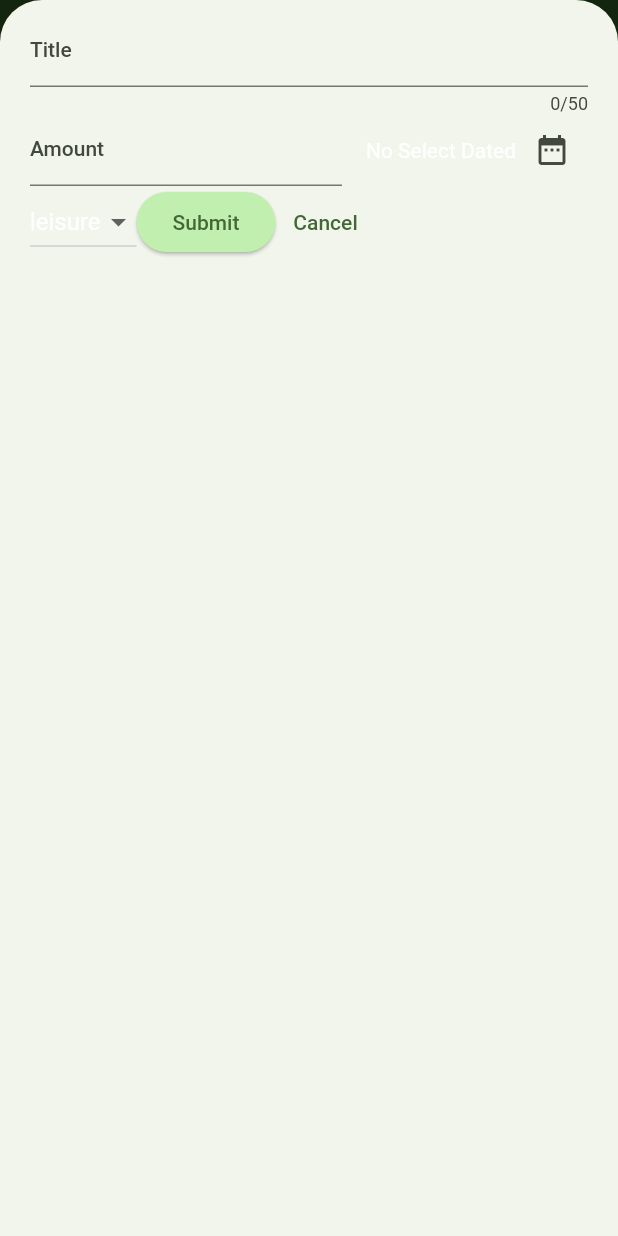
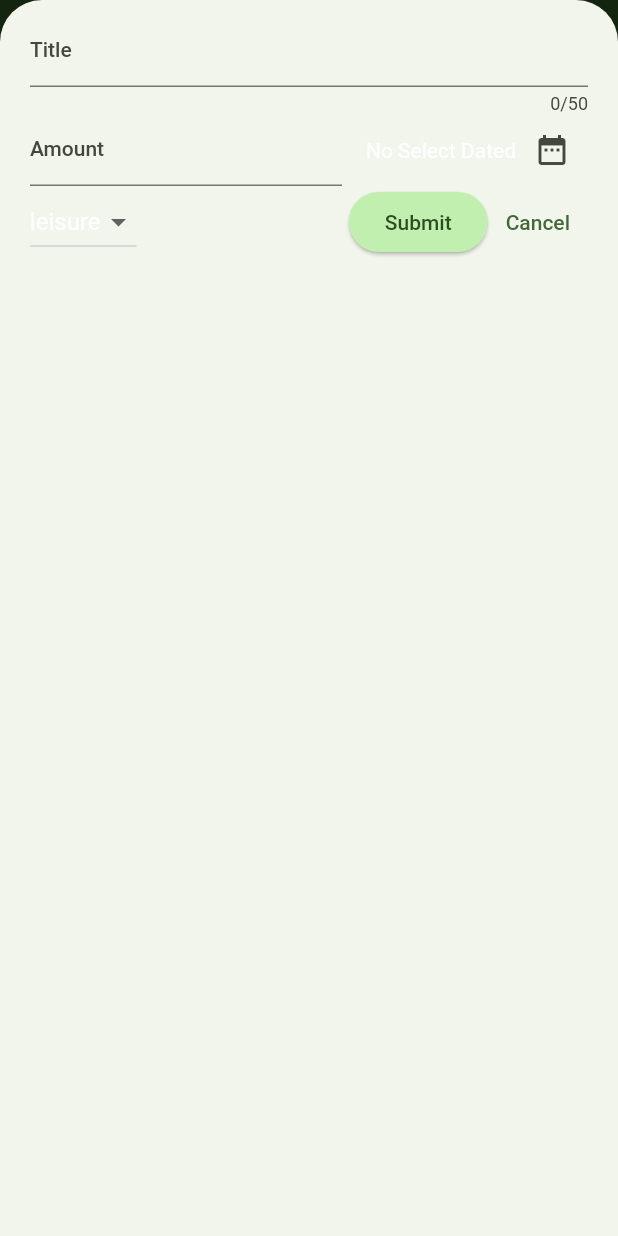
Before and after one commit to Arkar20/expense_app-flutter, a Flutter app: the screen it shows after launch, after a tap on the "add" icon, on a phone screen of 412 x 824 dp. Run offline on Flutter 3.47's test engine with Material 2 defaults, Android fonts, the phone set to English and light mode, and no system bars.

Commit message:
dark mode toggle

```diff
--- a/lib/components/ExpenseList.dart
+++ b/lib/components/ExpenseList.dart
@@ -28,7 +28,7 @@ class ExpenseList extends StatelessWidget {
           key: ValueKey(expenses[index]),
           direction: DismissDirection.endToStart,
           background:  Container(
-            color: Theme.of(context).colorScheme.error,
+            color: Theme.of(context).colorScheme.error.withOpacity(0.4),
             margin: Theme.of(context).cardTheme.margin,
             child:const Center(
               child: Icon(Icons.delete),
--- a/lib/main.dart
+++ b/lib/main.dart
@@ -1,33 +1,47 @@
 import 'package:expense_app/screens/expense.dart';
 import 'package:flutter/material.dart';
 
-var kcolorSchema= ColorScheme.fromSeed(
-  seedColor:  Color.fromARGB(255, 17, 99, 4)
-);
+var kcolorSchema =
+    ColorScheme.fromSeed(seedColor: const Color.fromARGB(255, 17, 99, 4));
+
+var kcolorDarkSchema =
+    ColorScheme.fromSeed(
+      brightness: Brightness.dark,
+      seedColor: Color.fromARGB(255, 2, 69, 20));
 void main() {
   runApp(MaterialApp(
-    theme: ThemeData().copyWith(useMaterial3: true,
+      themeMode: ThemeMode.system,
+      darkTheme: ThemeData.dark()
+          .copyWith(useMaterial3: true,
+          colorScheme: kcolorDarkSchema,
+            cardTheme: const CardTheme().copyWith(
+              color: kcolorDarkSchema.secondaryContainer,
+              margin: const EdgeInsets.symmetric(horizontal: 16, vertical: 8)),
+               elevatedButtonTheme: ElevatedButtonThemeData(
+              style: ElevatedButton.styleFrom(
+                  backgroundColor: kcolorDarkSchema.secondaryContainer,
+                  foregroundColor: kcolorDarkSchema.onSecondaryContainer,
+                  )),
+          ),
+
+      theme: ThemeData().copyWith(
+          useMaterial3: true,
           colorScheme: kcolorSchema,
-    appBarTheme: AppBarTheme().copyWith(
+          appBarTheme: const AppBarTheme().copyWith(
             backgroundColor: kcolorSchema.onPrimaryContainer,
             foregroundColor: kcolorSchema.primaryContainer,
           ),
-    cardTheme: CardTheme().copyWith(
+          cardTheme: const CardTheme().copyWith(
               color: kcolorSchema.secondaryContainer,
-        margin:const EdgeInsets.symmetric(horizontal:16,vertical: 8)
-    ),
+              margin: const EdgeInsets.symmetric(horizontal: 16, vertical: 8)),
           elevatedButtonTheme: ElevatedButtonThemeData(
               style: ElevatedButton.styleFrom(
-        backgroundColor:kcolorSchema.primaryContainer
-      )
-    ),
-    textTheme: TextTheme(
+                  backgroundColor: kcolorSchema.primaryContainer,
+                  foregroundColor: kcolorSchema.onPrimaryContainer,
+                  )),
+          textTheme: const TextTheme(
               titleLarge: TextStyle(
-        fontWeight: FontWeight.w500,
-        fontStyle: FontStyle.italic
-      )
-    )
-    ),
-    home:  ExpenseScreen()
-  ));
+                  fontWeight: FontWeight.w500, fontStyle: FontStyle.italic))),
+
+      home: ExpenseScreen()));
 }
--- a/lib/screens/expense.dart
+++ b/lib/screens/expense.dart
@@ -215,6 +215,7 @@ class _BottomModalFormState extends State<BottomModalForm> {
                         category = value;
                       });
                     }),
+                    const Spacer(),
                 ElevatedButton(
                   child: Text("Submit"),
                   onPressed: handleSubmit,
```
Lines whose indentation alone changed are shown as unchanged.
